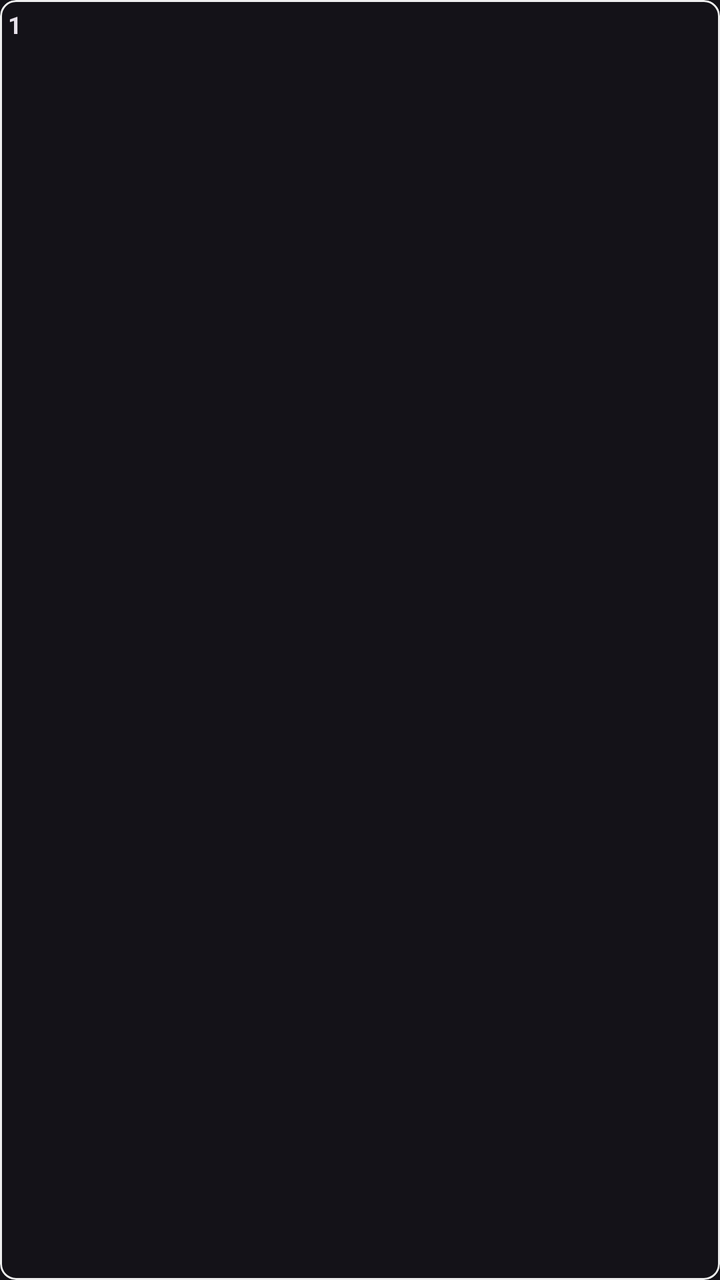
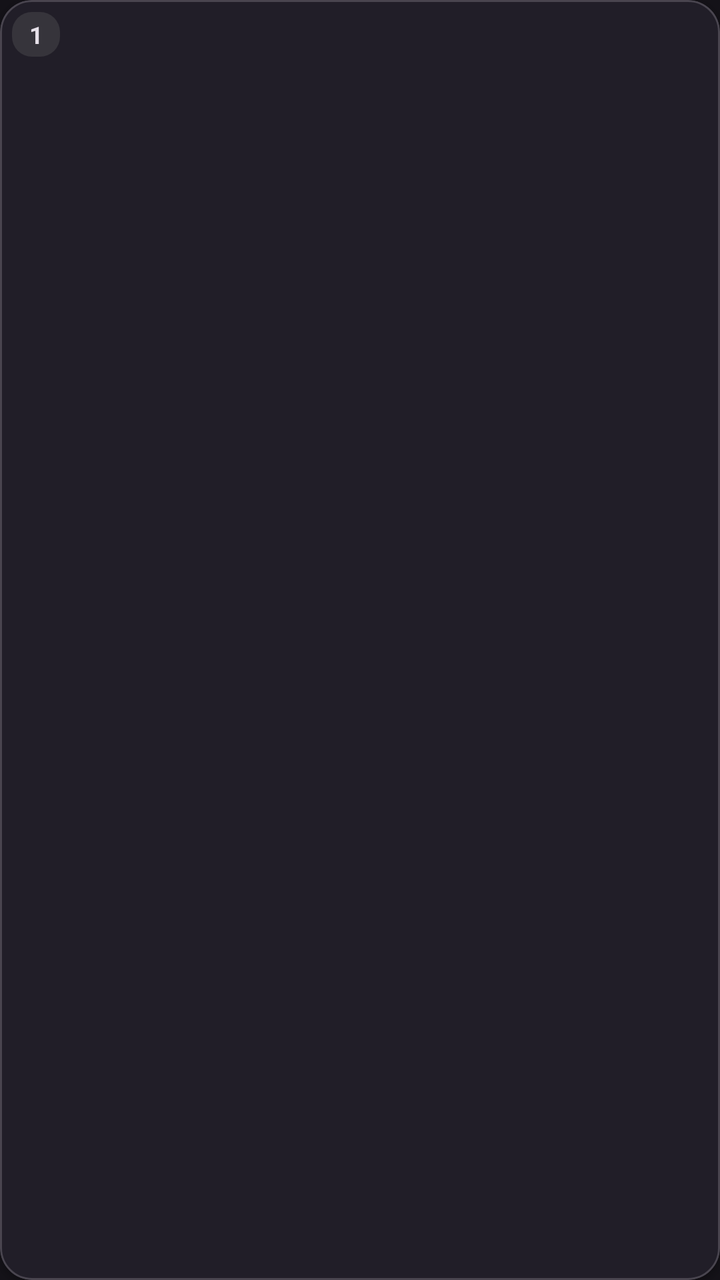

Before-and-after screenshots of an Android layout around one commit, followed by the original layout XML and the change that was made.
<!-- AndroidManifest.xml: application theme Theme.PlacesTracker -->
<!-- res/layout/item_calendar_day.xml -->
<?xml version="1.0" encoding="utf-8"?>
<com.google.android.material.card.MaterialCardView xmlns:android="http://schemas.android.com/apk/res/android"
    xmlns:app="http://schemas.android.com/apk/res-auto"
    android:layout_width="match_parent"
    android:layout_height="80dp"
    android:layout_margin="2dp"
    app:cardCornerRadius="8dp"
    app:cardElevation="0dp"
    app:strokeColor="#EEE"
    app:strokeWidth="1dp">

    <FrameLayout
        android:layout_width="match_parent"
        android:layout_height="match_parent">

        <ImageView
            android:id="@+id/ivDayEntry"
            android:layout_width="match_parent"
            android:layout_height="match_parent"
            android:scaleType="centerCrop"
            android:visibility="gone" />

        <View
            android:id="@+id/vDimmer"
            android:layout_width="match_parent"
            android:layout_height="match_parent"
            android:background="#40000000"
            android:visibility="gone" />

        <TextView
            android:id="@+id/tvDayNumber"
            android:layout_width="wrap_content"
            android:layout_height="wrap_content"
            android:layout_margin="4dp"
            android:text="1"
            android:textSize="12sp"
            android:textStyle="bold"
            android:textColor="?attr/colorOnSurface"/>

        <TextView
            android:id="@+id/tvMoreCount"
            android:layout_width="wrap_content"
            android:layout_height="wrap_content"
            android:layout_gravity="bottom|end"
            android:layout_margin="4dp"
            android:background="@drawable/bg_media_count"
            android:paddingHorizontal="4dp"
            android:paddingVertical="2dp"
            android:text="+1"
            android:textColor="@android:color/white"
            android:textSize="10sp"
            android:visibility="gone" />

    </FrameLayout>
</com.google.android.material.card.MaterialCardView>
<!-- resources referenced by this layout -->
<resources>
  <!-- drawable bg_media_count (drawable) -->
  <?xml version="1.0" encoding="utf-8"?>
  <shape xmlns:android="http://schemas.android.com/apk/res/android">
      <solid android:color="#80000000" />
      <corners android:radius="12dp" />
      <stroke android:width="1dp" android:color="#40FFFFFF" />
  </shape>
  <style name="Theme.PlacesTracker" parent="Theme.Material3.Dark.NoActionBar" />
</resources>

<!-- the commit's change to res/layout/item_calendar_day.xml (unified diff, before → after) -->
@@ -2,11 +2,11 @@
 <com.google.android.material.card.MaterialCardView xmlns:android="http://schemas.android.com/apk/res/android"
     xmlns:app="http://schemas.android.com/apk/res-auto"
     android:layout_width="match_parent"
-    android:layout_height="80dp"
-    android:layout_margin="2dp"
-    app:cardCornerRadius="8dp"
-    app:cardElevation="0dp"
-    app:strokeColor="#EEE"
+    android:layout_height="82dp"
+    android:layout_margin="3dp"
+    app:cardCornerRadius="16dp"
+    app:cardElevation="2dp"
+    app:strokeColor="?attr/colorOutlineVariant"
     app:strokeWidth="1dp">
 
     <FrameLayout
@@ -24,14 +24,19 @@
             android:id="@+id/vDimmer"
             android:layout_width="match_parent"
             android:layout_height="match_parent"
-            android:background="#40000000"
+            android:background="#66000000"
             android:visibility="gone" />
 
         <TextView
             android:id="@+id/tvDayNumber"
             android:layout_width="wrap_content"
             android:layout_height="wrap_content"
-            android:layout_margin="4dp"
+            android:layout_margin="6dp"
+            android:background="@drawable/bg_calendar_day_number"
+            android:minWidth="24dp"
+            android:paddingHorizontal="6dp"
+            android:paddingVertical="3dp"
+            android:gravity="center"
             android:text="1"
             android:textSize="12sp"
             android:textStyle="bold"
<!-- resource entries referenced after the edit -->
@@ -1,5 +1,11 @@
 <!-- resources referenced by this layout -->
 <resources>
+  <!-- drawable bg_calendar_day_number (drawable) -->
+  <?xml version="1.0" encoding="utf-8"?>
+  <shape xmlns:android="http://schemas.android.com/apk/res/android">
+      <solid android:color="?attr/colorSurfaceContainerHighest" />
+      <corners android:radius="10dp" />
+  </shape>
   <!-- drawable bg_media_count (drawable) -->
   <?xml version="1.0" encoding="utf-8"?>
   <shape xmlns:android="http://schemas.android.com/apk/res/android">
